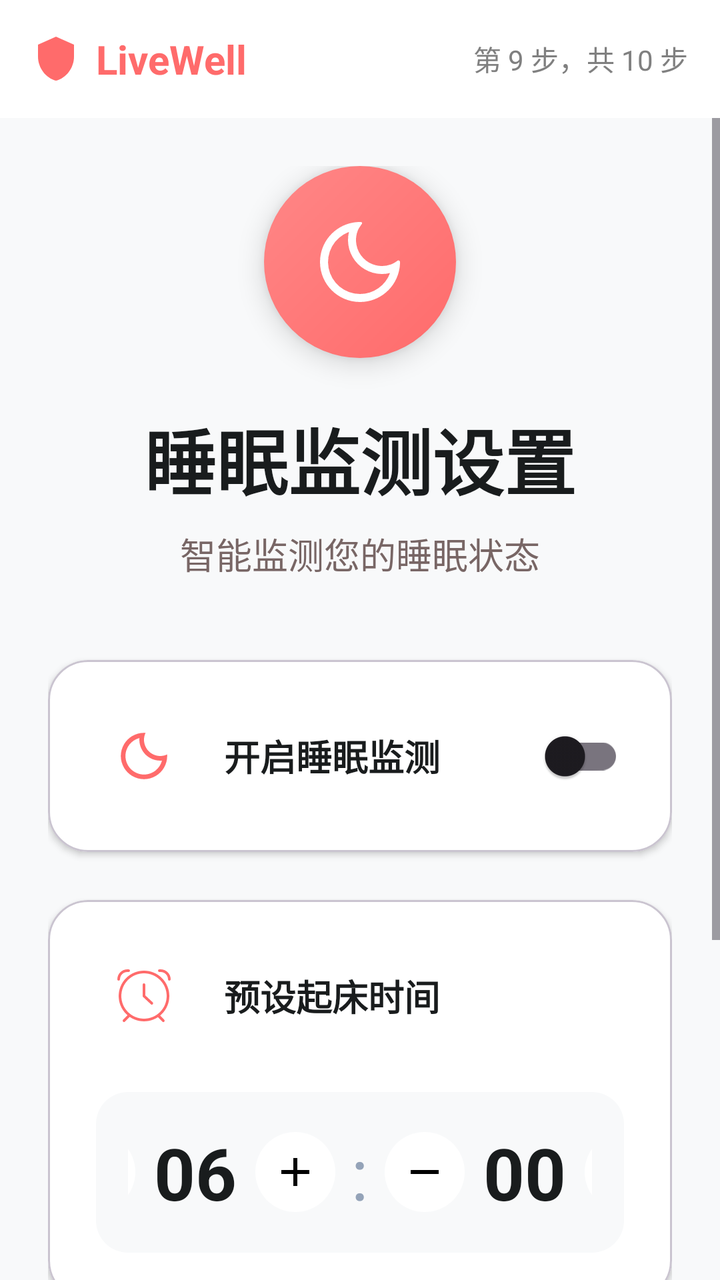
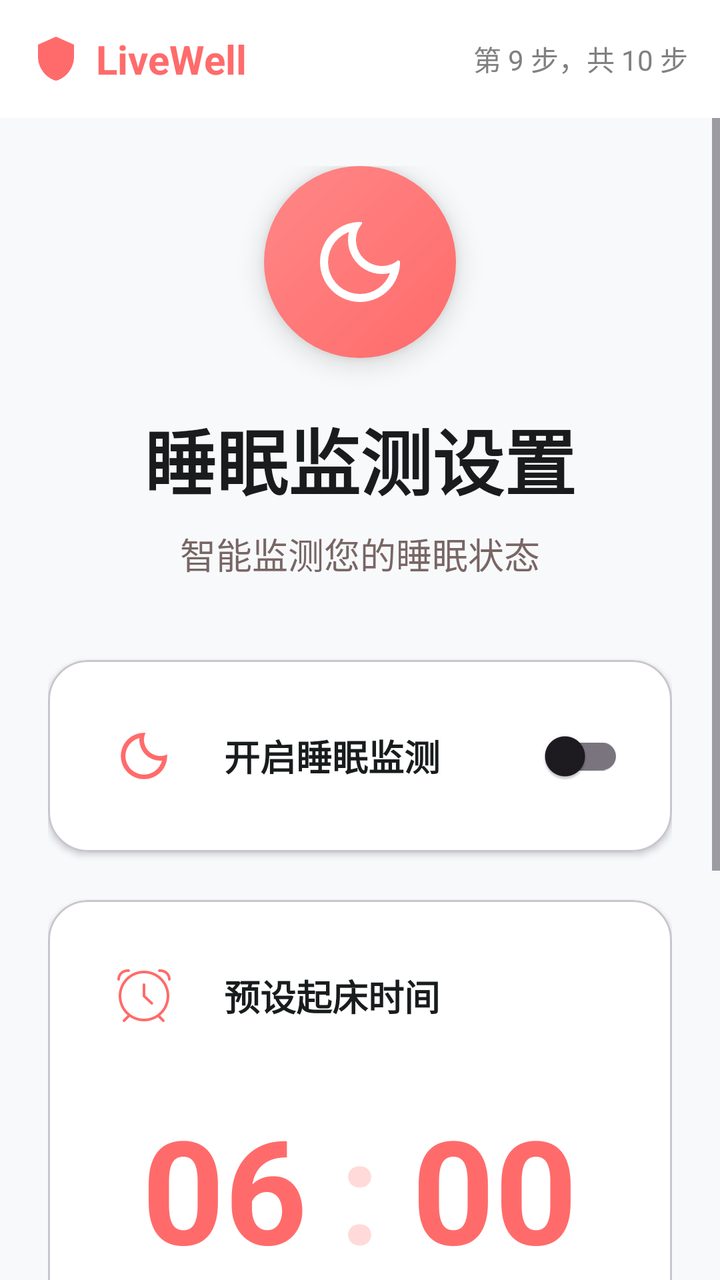

Screens rendered from an Android XML layout before and after an edit, with the pre-edit source and the edit as a unified diff.
<!-- AndroidManifest.xml: application theme Theme.LiveWell -->
<!-- res/layout/fragment_guide_sleep.xml -->
<?xml version="1.0" encoding="utf-8"?>
<LinearLayout xmlns:android="http://schemas.android.com/apk/res/android"
    xmlns:app="http://schemas.android.com/apk/res-auto"
    android:layout_width="match_parent"
    android:layout_height="match_parent"
    android:orientation="vertical"
    android:background="#F8F9FA">

    
    <RelativeLayout
        android:layout_width="match_parent"
        android:layout_height="wrap_content"
        android:padding="16dp"
        android:background="#FFFFFF">

        <LinearLayout
            android:layout_width="wrap_content"
            android:layout_height="wrap_content"
            android:orientation="horizontal"
            android:gravity="center_vertical">
            
            <ImageView
                android:layout_width="24dp"
                android:layout_height="24dp"
                android:src="@drawable/ic_shield_logo"
                android:tint="#ff6b6b"/>

            <TextView
                android:layout_width="wrap_content"
                android:layout_height="wrap_content"
                android:text="LiveWell"
                android:textStyle="bold"
                android:textSize="20sp"
                android:textColor="#ff6b6b"
                android:layout_marginStart="8dp"/>
        </LinearLayout>

        <TextView
            android:id="@+id/tvStepIndicator"
            android:layout_width="wrap_content"
            android:layout_height="wrap_content"
            android:layout_alignParentEnd="true"
            android:layout_centerVertical="true"
            android:text="第 9 步，共 10 步"
            android:textColor="#808080"
            android:textSize="14sp"/>
    </RelativeLayout>

    <ScrollView
        android:layout_width="match_parent"
        android:layout_height="0dp"
        android:layout_weight="1">

        <LinearLayout
            android:layout_width="match_parent"
            android:layout_height="wrap_content"
            android:orientation="vertical"
            android:padding="24dp"
            android:gravity="center_horizontal"
            android:paddingBottom="80dp">

            
            <FrameLayout
                android:layout_width="96dp"
                android:layout_height="96dp"
                android:background="@drawable/circle_primary_container"
                android:layout_marginBottom="24dp"
                android:elevation="8dp">
                <ImageView
                    android:layout_width="48dp"
                    android:layout_height="48dp"
                    android:layout_gravity="center"
                    android:src="@drawable/ic_moon_custom"
                    app:tint="#FFFFFF" />
            </FrameLayout>

            <TextView
                android:layout_width="wrap_content"
                android:layout_height="wrap_content"
                android:text="睡眠监测设置"
                android:textColor="#191C1D"
                android:textSize="36sp"
                android:textStyle="bold"
                android:layout_marginBottom="8dp" />

            <TextView
                android:layout_width="wrap_content"
                android:layout_height="wrap_content"
                android:text="智能监测您的睡眠状态"
                android:textColor="#584140"
                android:textSize="18sp"
                android:alpha="0.8"
                android:layout_marginBottom="40dp" />

            
            <com.google.android.material.card.MaterialCardView
                android:layout_width="match_parent"
                android:layout_height="wrap_content"
                android:layout_marginBottom="24dp"
                app:cardBackgroundColor="#FFFFFF"
                app:cardCornerRadius="20dp"
                app:cardElevation="2dp">

                <LinearLayout
                    android:layout_width="match_parent"
                    android:layout_height="wrap_content"
                    android:orientation="horizontal"
                    android:padding="24dp"
                    android:gravity="center_vertical">

                    <ImageView
                        android:layout_width="48dp"
                        android:layout_height="48dp"
                        android:src="@drawable/ic_sleep_monitor"
                        android:background="@drawable/bg_circle_white"
                        android:padding="8dp" />

                    <TextView
                        android:layout_width="0dp"
                        android:layout_height="wrap_content"
                        android:layout_weight="1"
                        android:layout_marginStart="16dp"
                        android:text="开启睡眠监测"
                        android:textColor="#191C1D"
                        android:textSize="18sp"
                        android:textStyle="bold" />

                    <com.google.android.material.switchmaterial.SwitchMaterial
                        android:id="@+id/switchSleepMonitor"
                        android:layout_width="wrap_content"
                        android:layout_height="wrap_content" />
                </LinearLayout>
            </com.google.android.material.card.MaterialCardView>

            
            <com.google.android.material.card.MaterialCardView
                android:layout_width="match_parent"
                android:layout_height="wrap_content"
                android:layout_marginBottom="24dp"
                app:cardBackgroundColor="#FFFFFF"
                app:cardCornerRadius="20dp"
                app:cardElevation="2dp">

                <LinearLayout
                    android:layout_width="match_parent"
                    android:layout_height="wrap_content"
                    android:orientation="vertical"
                    android:padding="24dp">

                    <LinearLayout
                        android:layout_width="match_parent"
                        android:layout_height="wrap_content"
                        android:orientation="horizontal"
                        android:gravity="center_vertical"
                        android:layout_marginBottom="24dp">
                        <ImageView
                            android:layout_width="48dp"
                            android:layout_height="48dp"
                            android:src="@drawable/ic_wake_time"
                            android:background="@drawable/bg_circle_white"
                            android:padding="8dp" />
                        <TextView
                            android:layout_width="wrap_content"
                            android:layout_height="wrap_content"
                            android:layout_marginStart="16dp"
                            android:text="预设起床时间"
                            android:textColor="#191C1D"
                            android:textSize="18sp"
                            android:textStyle="bold" />
                    </LinearLayout>

                    
                    <LinearLayout
                        android:layout_width="match_parent"
                        android:layout_height="wrap_content"
                        android:background="@drawable/bg_low_rounded"
                        android:orientation="horizontal"
                        android:padding="16dp"
                        android:gravity="center">
                        
                        
                        <ImageButton
                            android:id="@+id/btnWakeHourMinus"
                            android:layout_width="40dp"
                            android:layout_height="40dp"
                            android:background="@drawable/btn_white_rounded"
                            android:src="@drawable/ic_minus" />
                        
                        <TextView
                            android:id="@+id/tvWakeHour"
                            android:layout_width="60dp"
                            android:layout_height="wrap_content"
                            android:text="06"
                            android:textColor="#191C1D"
                            android:textSize="36sp"
                            android:textStyle="bold"
                            android:gravity="center" />
                        
                        <ImageButton
                            android:id="@+id/btnWakeHourPlus"
                            android:layout_width="40dp"
                            android:layout_height="40dp"
                            android:background="@drawable/btn_white_rounded"
                            android:src="@drawable/ic_plus" />
                        
                        
                        <TextView
                            android:layout_width="wrap_content"
                            android:layout_height="wrap_content"
                            android:text=":"
                            android:textSize="36sp"
                            android:textColor="#94A3B8"
                            android:layout_marginHorizontal="8dp"
                            android:gravity="center" />
                        
                        
                        <ImageButton
                            android:id="@+id/btnWakeMinuteMinus"
                            android:layout_width="40dp"
                            android:layout_height="40dp"
                            android:background="@drawable/btn_white_rounded"
                            android:src="@drawable/ic_minus" />
                        
                        <TextView
                            android:id="@+id/tvWakeMinute"
                            android:layout_width="60dp"
                            android:layout_height="wrap_content"
                            android:text="00"
                            android:textColor="#191C1D"
                            android:textSize="36sp"
                            android:textStyle="bold"
                            android:gravity="center" />
                        
                        <ImageButton
                            android:id="@+id/btnWakeMinutePlus"
                            android:layout_width="40dp"
                            android:layout_height="40dp"
                            android:background="@drawable/btn_white_rounded"
                            android:src="@drawable/ic_plus" />
                    </LinearLayout>
                </LinearLayout>
            </com.google.android.material.card.MaterialCardView>

            
            <com.google.android.material.card.MaterialCardView
                android:layout_width="match_parent"
                android:layout_height="wrap_content"
                app:cardBackgroundColor="#FFFFFF"
                app:cardCornerRadius="20dp"
                app:cardElevation="2dp">

                <LinearLayout
                    android:layout_width="match_parent"
                    android:layout_height="wrap_content"
                    android:orientation="vertical"
                    android:padding="24dp">

                    <LinearLayout
                        android:layout_width="match_parent"
                        android:layout_height="wrap_content"
                        android:orientation="horizontal"
                        android:gravity="center_vertical"
                        android:layout_marginBottom="24dp">
                        <ImageView
                            android:layout_width="48dp"
                            android:layout_height="48dp"
                            android:src="@drawable/ic_tolerance"
                            android:background="@drawable/bg_circle_white"
                            android:padding="8dp" />
                        <LinearLayout
                            android:layout_width="wrap_content"
                            android:layout_height="wrap_content"
                            android:orientation="vertical"
                            android:layout_marginStart="16dp">
                            <TextView
                                android:layout_width="wrap_content"
                                android:layout_height="wrap_content"
                                android:text="容差范围"
                                android:textColor="#191C1D"
                                android:textSize="18sp"
                                android:textStyle="bold" />
                            <TextView
                                android:layout_width="wrap_content"
                                android:layout_height="wrap_content"
                                android:text="TOLERANCE WINDOW"
                                android:textColor="#584140"
                                android:textSize="10sp"
                                android:textStyle="bold" />
                        </LinearLayout>
                    </LinearLayout>

                    <LinearLayout
                        android:layout_width="match_parent"
                        android:layout_height="wrap_content"
                        android:orientation="horizontal"
                        android:gravity="center_vertical">
                        <ImageButton
                            android:id="@+id/btnToleranceMinus"
                            android:layout_width="40dp"
                            android:layout_height="40dp"
                            android:background="@drawable/btn_outline_circle"
                            android:src="@drawable/ic_minus" />
                        <LinearLayout
                            android:layout_width="0dp"
                            android:layout_height="wrap_content"
                            android:layout_weight="1"
                            android:orientation="vertical"
                            android:gravity="center">
                            <TextView
                                android:id="@+id/tvTolerance"
                                android:layout_width="wrap_content"
                                android:layout_height="wrap_content"
                                android:text="2"
                                android:textColor="#ff6b6b"
                                android:textSize="36sp"
                                android:textStyle="bold" />
                            <TextView
                                android:layout_width="wrap_content"
                                android:layout_height="wrap_content"
                                android:text="HOURS"
                                android:textColor="#584140"
                                android:textSize="10sp"
                                android:textStyle="bold" />
                        </LinearLayout>
                        <ImageButton
                            android:id="@+id/btnTolerancePlus"
                            android:layout_width="40dp"
                            android:layout_height="40dp"
                            android:background="@drawable/btn_outline_circle"
                            android:src="@drawable/ic_plus" />
                    </LinearLayout>
                </LinearLayout>
            </com.google.android.material.card.MaterialCardView>

        </LinearLayout>
    </ScrollView>

</LinearLayout>
<!-- resources referenced by this layout -->
<resources>
  <!-- drawable bg_circle_white (drawable) -->
  <?xml version="1.0" encoding="utf-8"?>
  <shape xmlns:android="http://schemas.android.com/apk/res/android"
      android:shape="oval">
      <solid android:color="#FFFFFF" />
  </shape>
  <!-- drawable bg_low_rounded (drawable) -->
  <?xml version="1.0" encoding="utf-8"?>
  <shape xmlns:android="http://schemas.android.com/apk/res/android"
      android:shape="rectangle">
      <solid android:color="#F8F9FA" />
      <corners android:radius="16dp" />
  </shape>
  <!-- drawable btn_outline_circle (drawable) -->
  <?xml version="1.0" encoding="utf-8"?>
  <shape xmlns:android="http://schemas.android.com/apk/res/android"
      android:shape="oval">
      <stroke
          android:width="2dp"
          android:color="#CBD5E1" />
      <solid android:color="#FFFFFF" />
  </shape>
  <!-- drawable btn_white_rounded (drawable) -->
  <?xml version="1.0" encoding="utf-8"?>
  <shape xmlns:android="http://schemas.android.com/apk/res/android"
      android:shape="rectangle">
      <solid android:color="#FFFFFF" />
      <corners android:radius="24dp" />
  </shape>
  <!-- drawable circle_primary_container (drawable) -->
  <?xml version="1.0" encoding="utf-8"?>
  <shape xmlns:android="http://schemas.android.com/apk/res/android"
      android:shape="oval">
      <gradient
          android:startColor="#ff6b6b"
          android:endColor="#ff8787"
          android:angle="135" />
  </shape>
  <!-- drawable ic_minus (drawable) -->
  <vector xmlns:android="http://schemas.android.com/apk/res/android"
      android:width="24dp"
      android:height="24dp"
      android:viewportWidth="24"
      android:viewportHeight="24">
      <path
          android:fillColor="#FF000000"
          android:pathData="M19,13H5v-2h14v2z"/>
  </vector>
  <!-- drawable ic_plus (drawable) -->
  <vector xmlns:android="http://schemas.android.com/apk/res/android"
      android:width="24dp"
      android:height="24dp"
      android:viewportWidth="24"
      android:viewportHeight="24">
      <path
          android:fillColor="#FF000000"
          android:pathData="M19,13h-6v6h-2v-6H5v-2h6V5h2v6h6v2z"/>
  </vector>
  <!-- drawable ic_shield_logo (drawable) -->
  <vector xmlns:android="http://schemas.android.com/apk/res/android"
      android:width="24dp"
      android:height="24dp"
      android:viewportWidth="24"
      android:viewportHeight="24">
      <path
          android:fillColor="#FF000000"
          android:pathData="M12,1L3,5v6c0,5.55 3.84,10.74 9,12 5.16,-1.26 9,-6.45 9,-12V5l-9,-4z"/>
  </vector>
  <style name="Theme.LiveWell" parent="Theme.Material3.DayNight.NoActionBar">
          <item name="colorPrimary">@color/primary</item>
          <item name="colorPrimaryVariant">@color/primary_dark</item>
          <item name="colorOnPrimary">@color/white</item>
          <item name="colorSecondary">@color/primary_light</item>
          <item name="colorSecondaryVariant">@color/primary</item>
          <item name="colorOnSecondary">@color/primary_dark</item>
          <item name="android:windowBackground">@color/background</item>
          <item name="android:statusBarColor">@color/primary</item>
      </style>
  <color name="primary">#FF6B6B</color>
  <color name="primary_dark">#FF5252</color>
  <color name="white">#FFFFFF</color>
  <color name="primary_light">#FFE5E5</color>
  <color name="background">#F4F5F6</color>
  <!-- unchanged entries left out for length: 4 -->
</resources>

<!-- the commit's change to res/layout/fragment_guide_sleep.xml (unified diff, before → after) -->
@@ -173,70 +173,92 @@
                     <LinearLayout
                         android:layout_width="match_parent"
                         android:layout_height="wrap_content"
-                        android:background="@drawable/bg_low_rounded"
-                        android:orientation="horizontal"
-                        android:padding="16dp"
+                        android:orientation="vertical"
                         android:gravity="center">
                         
                         
-                        <ImageButton
-                            android:id="@+id/btnWakeHourMinus"
-                            android:layout_width="40dp"
-                            android:layout_height="40dp"
-                            android:background="@drawable/btn_white_rounded"
-                            android:src="@drawable/ic_minus" />
-                        
-                        <TextView
-                            android:id="@+id/tvWakeHour"
-                            android:layout_width="60dp"
-                            android:layout_height="wrap_content"
-                            android:text="06"
-                            android:textColor="#191C1D"
-                            android:textSize="36sp"
-                            android:textStyle="bold"
-                            android:gravity="center" />
-                        
-                        <ImageButton
-                            android:id="@+id/btnWakeHourPlus"
-                            android:layout_width="40dp"
-                            android:layout_height="40dp"
-                            android:background="@drawable/btn_white_rounded"
-                            android:src="@drawable/ic_plus" />
+                        <LinearLayout
+                            android:layout_width="wrap_content"
+                            android:layout_height="wrap_content"
+                            android:gravity="center_vertical"
+                            android:orientation="horizontal"
+                            android:layout_marginBottom="20dp">
+
+                            <TextView
+                                android:id="@+id/tvWakeHour"
+                                android:layout_width="wrap_content"
+                                android:layout_height="wrap_content"
+                                android:text="06"
+                                android:textColor="#FF6B6B"
+                                android:textSize="72sp"
+                                android:textStyle="bold" />
+
+                            <TextView
+                                android:layout_width="wrap_content"
+                                android:layout_height="wrap_content"
+                                android:layout_marginHorizontal="16dp"
+                                android:text=":"
+                                android:textColor="#FFDAD8"
+                                android:textSize="72sp"
+                                android:textStyle="bold" />
+
+                            <TextView
+                                android:id="@+id/tvWakeMinute"
+                                android:layout_width="wrap_content"
+                                android:layout_height="wrap_content"
+                                android:text="00"
+                                android:textColor="#FF6B6B"
+                                android:textSize="72sp"
+                                android:textStyle="bold" />
+                        </LinearLayout>
                         
                         
-                        <TextView
+                        <LinearLayout
                             android:layout_width="wrap_content"
                             android:layout_height="wrap_content"
-                            android:text=":"
-                            android:textSize="36sp"
-                            android:textColor="#94A3B8"
-                            android:layout_marginHorizontal="8dp"
-                            android:gravity="center" />
-                        
-                        
-                        <ImageButton
-                            android:id="@+id/btnWakeMinuteMinus"
-                            android:layout_width="40dp"
-                            android:layout_height="40dp"
-                            android:background="@drawable/btn_white_rounded"
-                            android:src="@drawable/ic_minus" />
-                        
-                        <TextView
-                            android:id="@+id/tvWakeMinute"
-                            android:layout_width="60dp"
-                            android:layout_height="wrap_content"
-                            android:text="00"
-                            android:textColor="#191C1D"
-                            android:textSize="36sp"
-                            android:textStyle="bold"
-                            android:gravity="center" />
-                        
-                        <ImageButton
-                            android:id="@+id/btnWakeMinutePlus"
-                            android:layout_width="40dp"
-                            android:layout_height="40dp"
-                            android:background="@drawable/btn_white_rounded"
-                            android:src="@drawable/ic_plus" />
+                            android:orientation="horizontal">
+
+                            
+                            <ImageButton
+                                android:id="@+id/btnWakeHourPlus"
+                                android:layout_width="40dp"
+                                android:layout_height="40dp"
+                                android:background="@drawable/bg_circle_gray"
+                                android:src="@drawable/ic_add"
+                                app:tint="#584140" />
+
+                            <ImageButton
+                                android:id="@+id/btnWakeHourMinus"
+                                android:layout_width="40dp"
+                                android:layout_height="40dp"
+                                android:layout_marginStart="12dp"
+                                android:background="@drawable/bg_circle_gray"
+                                android:src="@drawable/ic_remove"
+                                app:tint="#584140" />
+
+                            
+                            <View
+                                android:layout_width="48dp"
+                                android:layout_height="0dp" />
+
+                            
+                            <ImageButton
+                                android:id="@+id/btnWakeMinutePlus"
+                                android:layout_width="40dp"
+                                android:layout_height="40dp"
+                                android:background="@drawable/bg_circle_gray"
+                                android:src="@drawable/ic_add"
+                                app:tint="#584140" />
+
+                            <ImageButton
+                                android:id="@+id/btnWakeMinuteMinus"
+                                android:layout_width="40dp"
+                                android:layout_height="40dp"
+                                android:layout_marginStart="12dp"
+                                android:background="@drawable/bg_circle_gray"
+                                android:src="@drawable/ic_remove"
+                                app:tint="#584140" />
+                        </LinearLayout>
                     </LinearLayout>
                 </LinearLayout>
             </com.google.android.material.card.MaterialCardView>
<!-- resource entries referenced after the edit -->
@@ -1,17 +1,16 @@
 <!-- resources referenced by this layout -->
 <resources>
+  <!-- drawable bg_circle_gray (drawable) -->
+  <?xml version="1.0" encoding="utf-8"?>
+  <shape xmlns:android="http://schemas.android.com/apk/res/android"
+      android:shape="oval">
+      <solid android:color="#F3F4F5" />
+  </shape>
   <!-- drawable bg_circle_white (drawable) -->
   <?xml version="1.0" encoding="utf-8"?>
   <shape xmlns:android="http://schemas.android.com/apk/res/android"
       android:shape="oval">
       <solid android:color="#FFFFFF" />
-  </shape>
-  <!-- drawable bg_low_rounded (drawable) -->
-  <?xml version="1.0" encoding="utf-8"?>
-  <shape xmlns:android="http://schemas.android.com/apk/res/android"
-      android:shape="rectangle">
-      <solid android:color="#F8F9FA" />
-      <corners android:radius="16dp" />
   </shape>
   <!-- drawable btn_outline_circle (drawable) -->
   <?xml version="1.0" encoding="utf-8"?>
@@ -22,13 +21,6 @@
           android:color="#CBD5E1" />
       <solid android:color="#FFFFFF" />
   </shape>
-  <!-- drawable btn_white_rounded (drawable) -->
-  <?xml version="1.0" encoding="utf-8"?>
-  <shape xmlns:android="http://schemas.android.com/apk/res/android"
-      android:shape="rectangle">
-      <solid android:color="#FFFFFF" />
-      <corners android:radius="24dp" />
-  </shape>
   <!-- drawable circle_primary_container (drawable) -->
   <?xml version="1.0" encoding="utf-8"?>
   <shape xmlns:android="http://schemas.android.com/apk/res/android"
@@ -38,6 +30,16 @@
           android:endColor="#ff8787"
           android:angle="135" />
   </shape>
+  <!-- drawable ic_add (drawable) -->
+  <vector xmlns:android="http://schemas.android.com/apk/res/android"
+      android:width="24dp"
+      android:height="24dp"
+      android:viewportWidth="24"
+      android:viewportHeight="24">
+      <path
+          android:fillColor="#FF000000"
+          android:pathData="M19,13h-6v6h-2v-6H5v-2h6V5h2v6h6v2z"/>
+  </vector>
   <!-- drawable ic_minus (drawable) -->
   <vector xmlns:android="http://schemas.android.com/apk/res/android"
       android:width="24dp"
@@ -57,6 +59,16 @@
       <path
           android:fillColor="#FF000000"
           android:pathData="M19,13h-6v6h-2v-6H5v-2h6V5h2v6h6v2z"/>
+  </vector>
+  <!-- drawable ic_remove (drawable) -->
+  <vector xmlns:android="http://schemas.android.com/apk/res/android"
+      android:width="24dp"
+      android:height="24dp"
+      android:viewportWidth="24"
+      android:viewportHeight="24">
+      <path
+          android:fillColor="#FF000000"
+          android:pathData="M19,13H5v-2h14v2z"/>
   </vector>
   <!-- drawable ic_shield_logo (drawable) -->
   <vector xmlns:android="http://schemas.android.com/apk/res/android"
